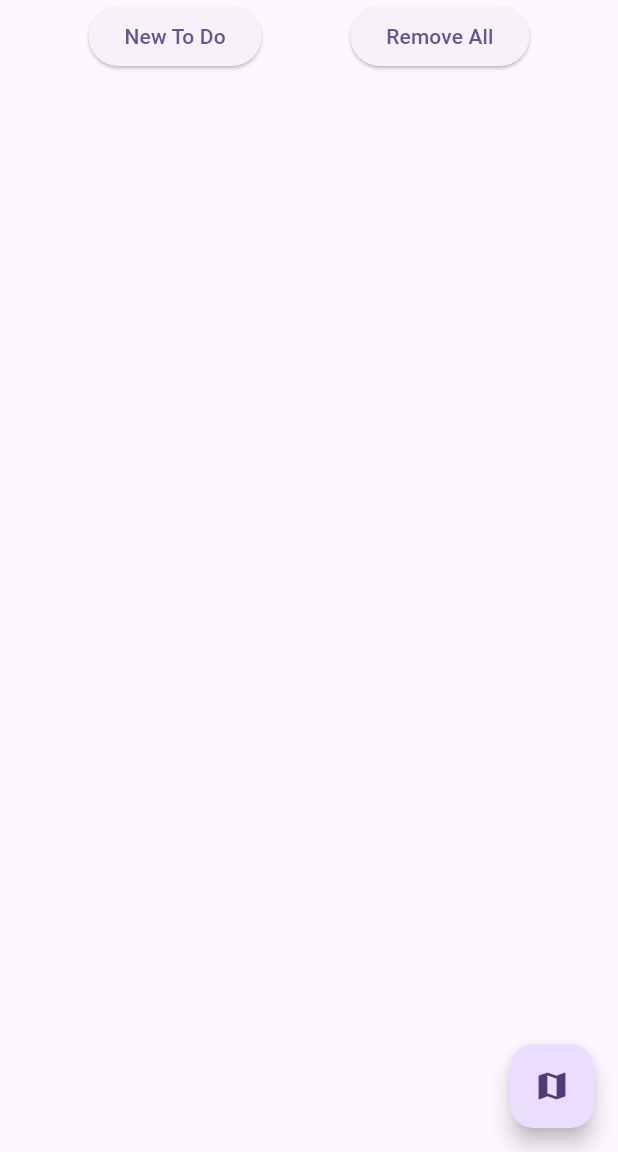
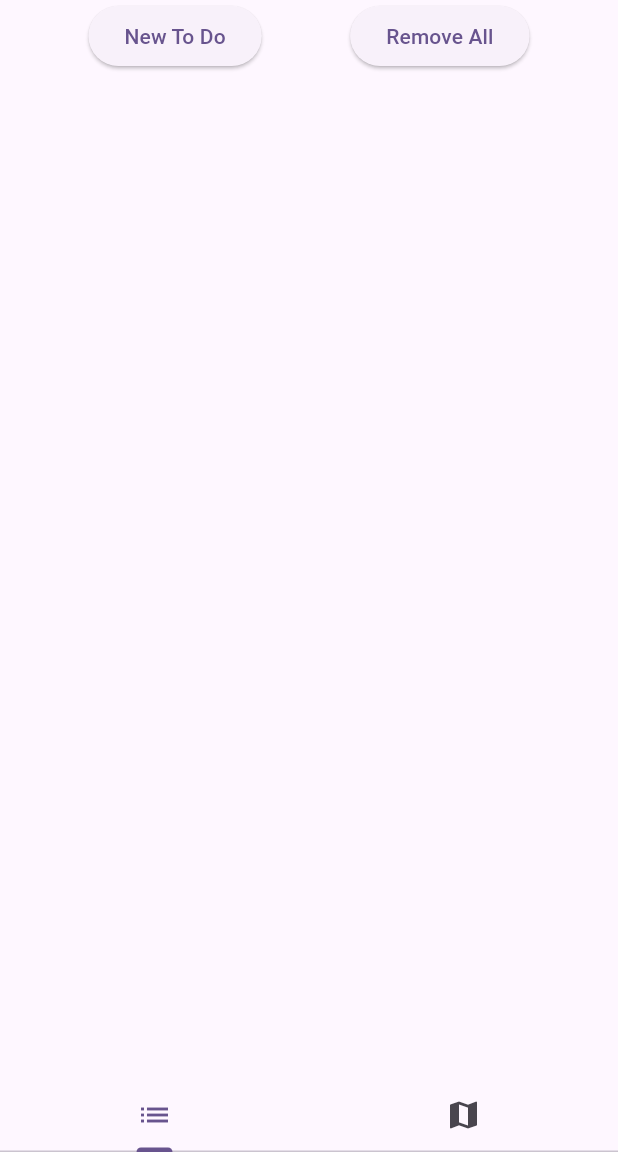
Before and after one commit to hiaw/flutter-gardening-todo, a Flutter app: the screen it shows after launch, on a phone screen of 412 x 824 dp, the part 84-1236 px from its top. Run offline on Flutter 3.47's test engine with Material 3 defaults, Android fonts, the phone set to English and light mode, and no system bars; our stand-ins replace google_maps_flutter; missing offline and left inert: tsp_route_finder.

Commit message:
using tab view instead of floating action button to view map

```diff
--- a/lib/main.dart
+++ b/lib/main.dart
@@ -1,7 +1,7 @@
 import 'package:flutter/material.dart';
 import 'package:provider/provider.dart';
+import 'package:test_drive/components/map_component.dart';
 import 'package:test_drive/model/to_dos_provider.dart';
-import 'package:test_drive/page/test_google_map.dart';
 import 'package:test_drive/page/to_do_page.dart';
 
 void main() {
@@ -38,15 +38,9 @@ class MyHomePage extends StatefulWidget {
   State<MyHomePage> createState() => _MyHomePageState();
 }
 
-class _MyHomePageState extends State<MyHomePage> {
-  void _openMap() {
-    Navigator.push(
-      context,
-      MaterialPageRoute(
-        builder: (context) => const TestGoogleMap(),
-      ),
-    );
-  }
+class _MyHomePageState extends State<MyHomePage>
+    with SingleTickerProviderStateMixin {
+  late TabController controller = TabController(length: 2, vsync: this);
 
   @override
   Widget build(BuildContext context) {
@@ -55,11 +49,24 @@ class _MyHomePageState extends State<MyHomePage> {
         backgroundColor: Theme.of(context).colorScheme.inversePrimary,
         title: Text(widget.title),
       ),
-      body: const ToDoPage(),
-      floatingActionButton: FloatingActionButton(
-        onPressed: _openMap,
-        tooltip: 'Increment',
-        child: const Icon(Icons.map),
+      resizeToAvoidBottomInset: true,
+      bottomNavigationBar: Material(
+        child: TabBar(
+          controller: controller,
+          tabs: const <Tab>[
+            Tab(icon: Icon(Icons.list)),
+            Tab(icon: Icon(Icons.map)),
+          ],
+        ),
+      ),
+      body: SafeArea(
+        child: TabBarView(
+          controller: controller,
+          children: const <Widget>[
+            ToDoPage(),
+            MapComponent(),
+          ],
+        ),
       ),
     );
   }
```
Also changed, not shown: lib/page/test_google_map.dart (deleted, +0 -16 lines).
